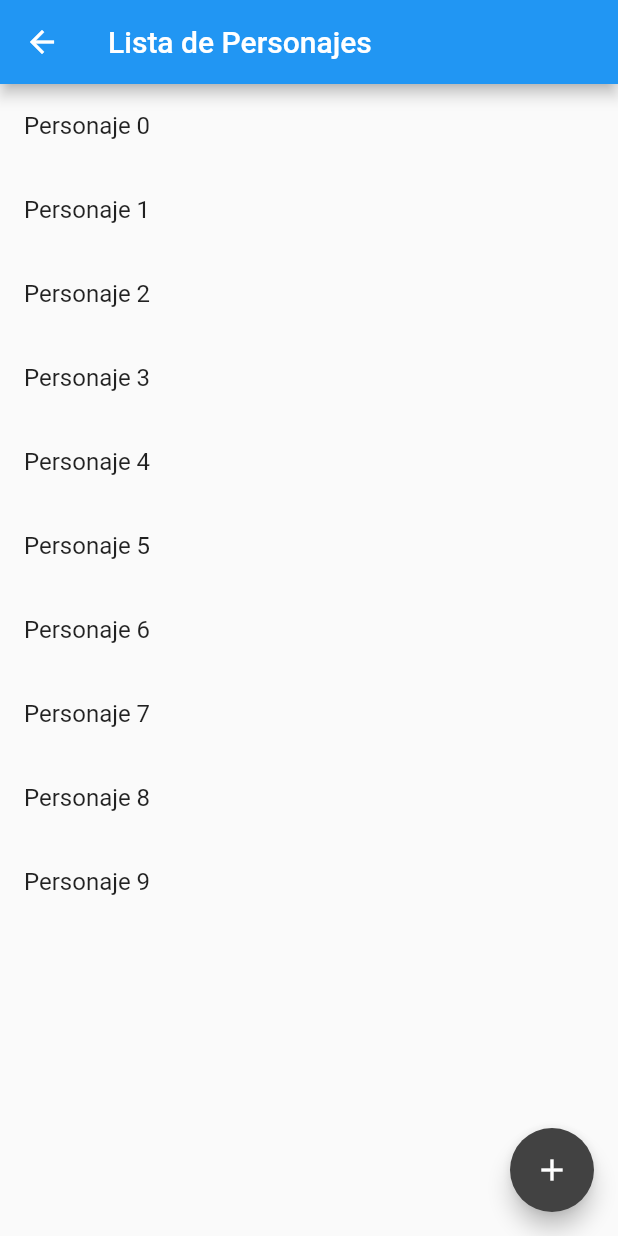
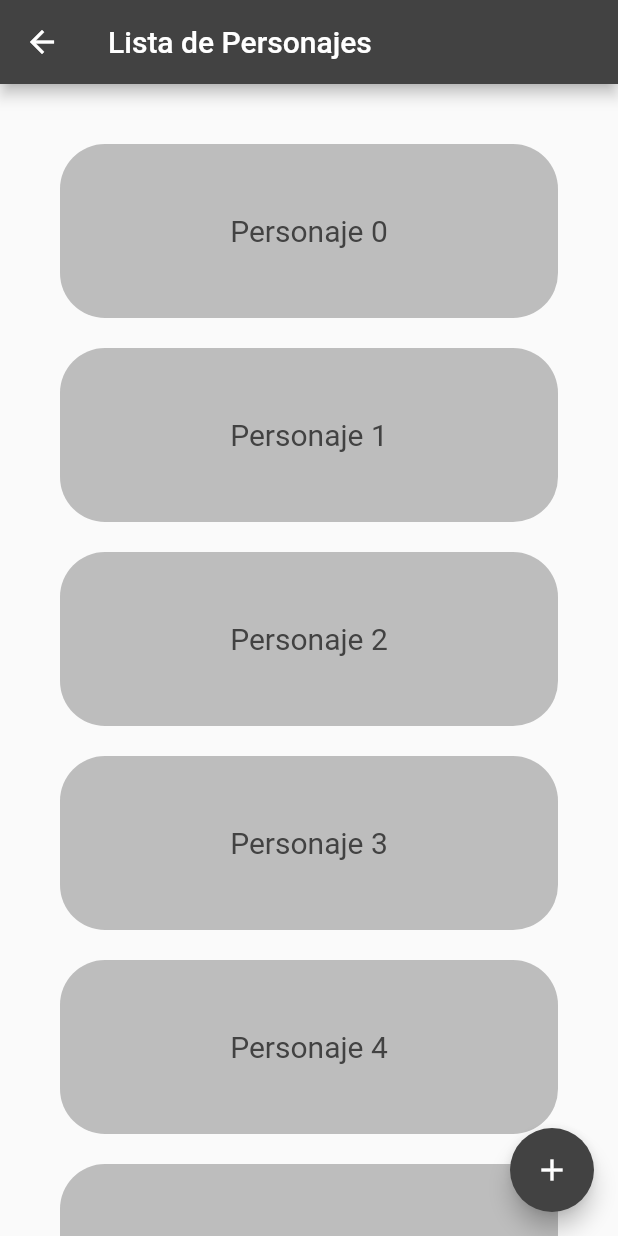
Before and after one commit to SFP95/pjfolder, a Flutter app: the CharacterListPage screen opened by its route, on a phone screen of 412 x 824 dp. Run offline on Flutter 3.47's test engine with Material 2 defaults, Android fonts, the phone set to English and light mode, and no system bars.

Commit message:
ajustes de presentación lista pjs

```diff
--- a/lib/src/pages/character_list_page.dart
+++ b/lib/src/pages/character_list_page.dart
@@ -6,15 +6,30 @@ class CharacterListPage extends StatelessWidget {
     return Scaffold(
       appBar: AppBar(
         title: Text('Lista de Personajes'),
+        backgroundColor: Colors.grey[800],
       ),
       body: ListView.builder(
+        padding: EdgeInsets.all(30),
         itemCount: 10, // Reemplaza este valor con la cantidad de personajes en la lista
         itemBuilder: (BuildContext context, int index) {
-          return ListTile(
-            title: Text('Personaje $index'), // Reemplaza este texto con el nombre del personaje en la lista
-            onTap: () {
-              Navigator.pushNamed(context, '/character_sheet');
-            },
+          return Container(
+            margin: EdgeInsets.all(10),
+            padding: EdgeInsets.all(30),
+            decoration: BoxDecoration(
+              color: Colors.grey[400],
+                borderRadius:BorderRadius.circular(30)
+            ),
+            child: ListTile(
+              title: Text('Personaje $index',
+                  textAlign: TextAlign.center,
+                  style: TextStyle(
+                    color: Colors.grey[800],
+                    fontSize: 20,
+                  )), // Reemplaza este texto con el nombre del personaje en la lista
+              onTap: () {
+                Navigator.pushNamed(context, '/character_sheet');
+              },
+            ),
           );
         },
       ),
```
